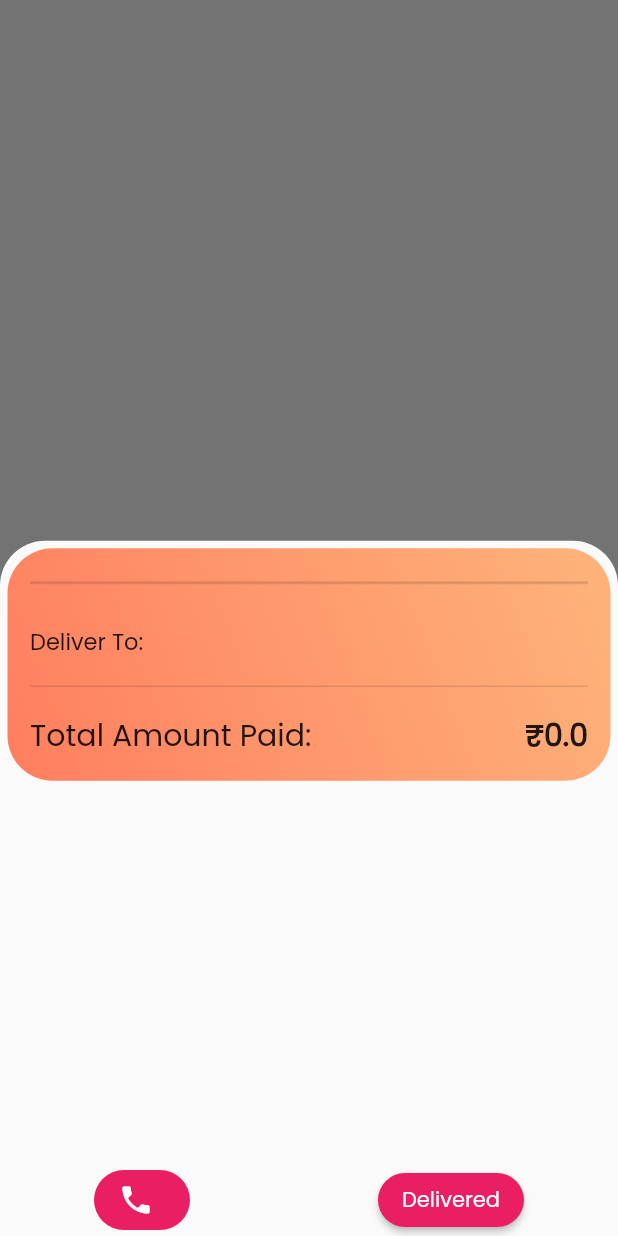
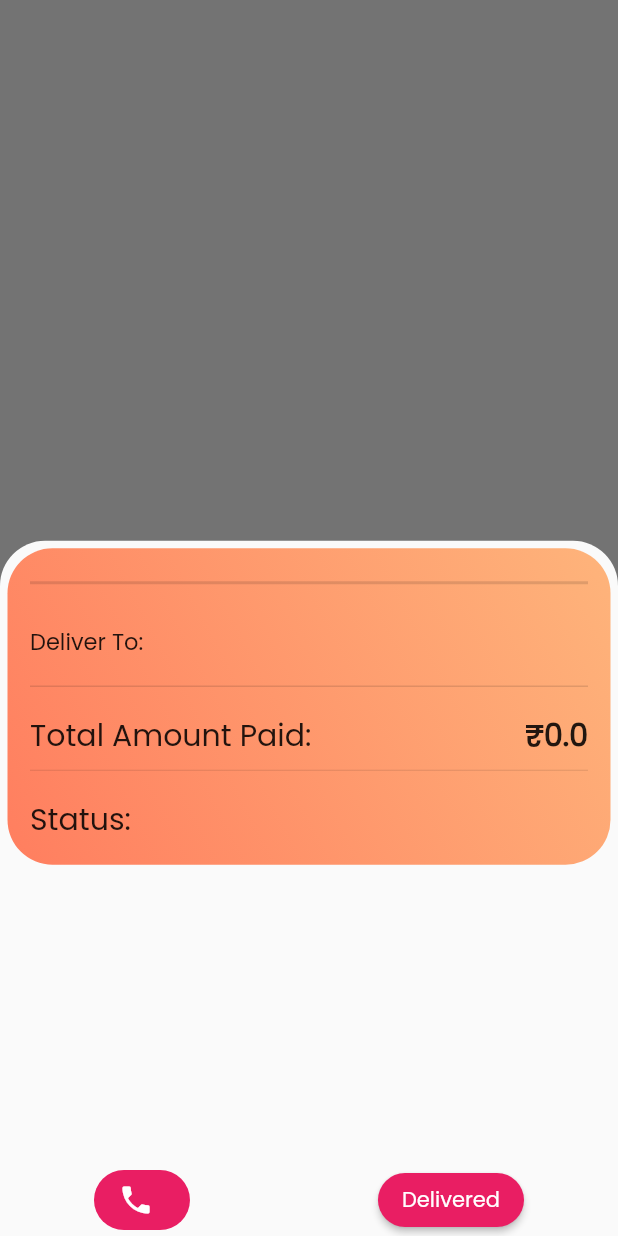
Before and after one commit to RGTechno/ANYMART, a Flutter app: what orderModalSheet() shows on an empty page, opened directly with empty values, on a phone screen of 412 x 824 dp. Run offline on Flutter 3.47's test engine with Material 2 defaults, Android fonts, the light colour scheme and no system bars; our stand-ins replace cloud_firestore, firebase_auth, firebase_core, firebase_storage, geolocator, google_fonts and 1 more; missing offline and left inert: geocoder; accounts and stored records are empty; network calls fail.

Commit message:
refresh orders and ordered by time

```diff
--- a/lib/provider/Order_Provider.dart
+++ b/lib/provider/Order_Provider.dart
@@ -33,9 +33,9 @@ class OrdersData with ChangeNotifier {
   FirebaseFirestore firestore = FirebaseFirestore.instance;
 
   List<OrderItem> _orders = [];
+
   // List<OrderItem> _pendingOrders = [];
   // List<OrderItem> _deliveredOrders = [];
-
 
   List<OrderItem> get orders {
     return [..._orders];
@@ -166,6 +166,7 @@ class OrdersData with ChangeNotifier {
           .collection(collection)
           .doc(id)
           .collection("orders")
+          .orderBy("orderDateTime", descending: false)
           .get();
 
       orderResponse.docs.forEach((doc) {
--- a/lib/widgets/OrderDetail.dart
+++ b/lib/widgets/OrderDetail.dart
@@ -112,9 +112,8 @@ class OrderDetail extends StatelessWidget {
                     ],
                   ),
                 ),
-          currentUserData["isMerchant"] != true
-              ? Container()
-              : Container(
+          Divider(),
+          Container(
             margin: const EdgeInsets.only(top: 10, bottom: 0),
             // color: Colors.black12,
             child: Row(
@@ -129,7 +128,11 @@ class OrderDetail extends StatelessWidget {
                   style: TextStyle(
                     fontSize: 20,
                     fontWeight: FontWeight.bold,
-                          color: Colors.red,
+                    color: orders.orderStatus == "Pending"
+                        ? Colors.red
+                        : orders.orderStatus == "Delivered"
+                            ? Colors.green
+                            : Colors.blueAccent,
                   ),
                 ),
               ],
```
Also changed, not shown: lib/screens/Orders_Screen.dart (+7 -12 lines), lib/widgets/Order.dart (+7 -8 lines). Lines whose indentation alone changed are shown as unchanged.
